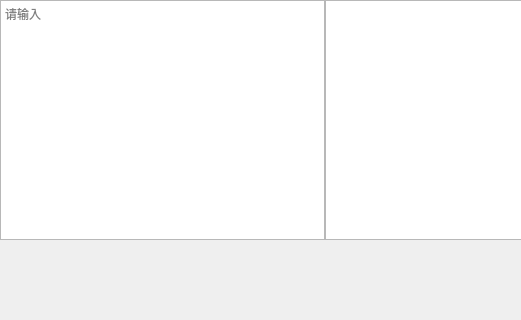
Qt form QtProject/tcpclient.ui (LiuChuXuan/gec6818_arm_demo) before a commit; both pictures show x 0 to 521 and y 0 to 320 of the 800 by 480 pixel window.
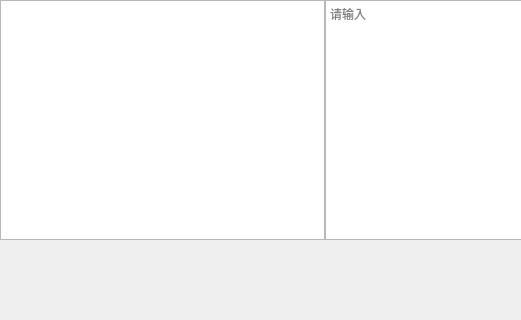
The same form after that commit.

The edit to the form file:
```diff
--- a/QtProject/tcpclient.ui
+++ b/QtProject/tcpclient.ui
@@ -58,7 +58,7 @@
   <widget class="QTextEdit" name="textEdit">
    <property name="geometry">
     <rect>
-     <x>0</x>
+     <x>325</x>
      <y>0</y>
      <width>325</width>
      <height>240</height>
@@ -71,7 +71,7 @@
   <widget class="QTextBrowser" name="textBrowser">
    <property name="geometry">
     <rect>
-     <x>325</x>
+     <x>0</x>
      <y>0</y>
      <width>325</width>
      <height>240</height>
```
